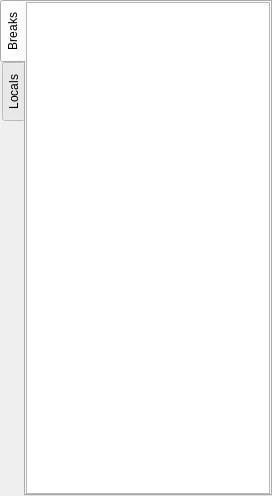
Before: the Qt Designer form tools/debug/UI/Debugger.ui in TrickPlay/Trickplay, drawn with Qt 5.
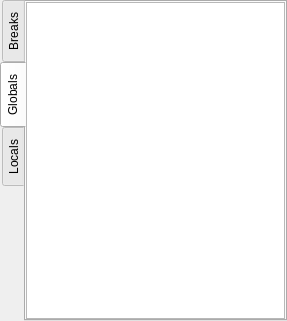
After: the same form once the commit is applied.

Commit message: [debugger] added globals tab into the Debugger panel to show globals as well as locals bugzid : 2768

```diff
--- a/tools/debug/UI/Debugger.ui
+++ b/tools/debug/UI/Debugger.ui
@@ -6,8 +6,8 @@
    <rect>
     <x>0</x>
     <y>0</y>
-    <width>272</width>
-    <height>496</height>
+    <width>287</width>
+    <height>321</height>
    </rect>
   </property>
   <property name="windowTitle">
@@ -43,7 +43,7 @@
       <enum>QTabWidget::Rounded</enum>
      </property>
      <property name="currentIndex">
-      <number>0</number>
+      <number>1</number>
      </property>
      <widget class="QWidget" name="Breaks">
       <property name="sizePolicy">
@@ -71,6 +71,62 @@
        </item>
       </layout>
      </widget>
+     <widget class="QWidget" name="Globals">
+      <property name="maximumSize">
+       <size>
+        <width>480</width>
+        <height>16777215</height>
+       </size>
+      </property>
+      <attribute name="title">
+       <string>Globals</string>
+      </attribute>
+      <layout class="QGridLayout" name="gridLayout_4">
+       <property name="margin">
+        <number>0</number>
+       </property>
+       <property name="spacing">
+        <number>0</number>
+       </property>
+       <item row="0" column="0">
+        <widget class="QTableWidget" name="globalTable">
+         <property name="sizePolicy">
+          <sizepolicy hsizetype="Expanding" vsizetype="Expanding">
+           <horstretch>0</horstretch>
+           <verstretch>0</verstretch>
+          </sizepolicy>
+         </property>
+         <property name="minimumSize">
+          <size>
+           <width>100</width>
+           <height>0</height>
+          </size>
+         </property>
+         <property name="autoFillBackground">
+          <bool>false</bool>
+         </property>
+         <property name="tabKeyNavigation">
+          <bool>false</bool>
+         </property>
+         <property name="dragDropOverwriteMode">
+          <bool>false</bool>
+         </property>
+         <property name="alternatingRowColors">
+          <bool>true</bool>
+         </property>
+         <property name="selectionMode">
+          <enum>QAbstractItemView::SingleSelection</enum>
+         </property>
+         <attribute name="horizontalHeaderStretchLastSection">
+          <bool>true</bool>
+         </attribute>
+         <attribute name="verticalHeaderStretchLastSection">
+          <bool>false</bool>
+         </attribute>
+        </widget>
+       </item>
+      </layout>
+     </widget>
      <widget class="QWidget" name="Locals">
       <property name="enabled">
        <bool>true</bool>
```
The commit also changes 4 other files.
